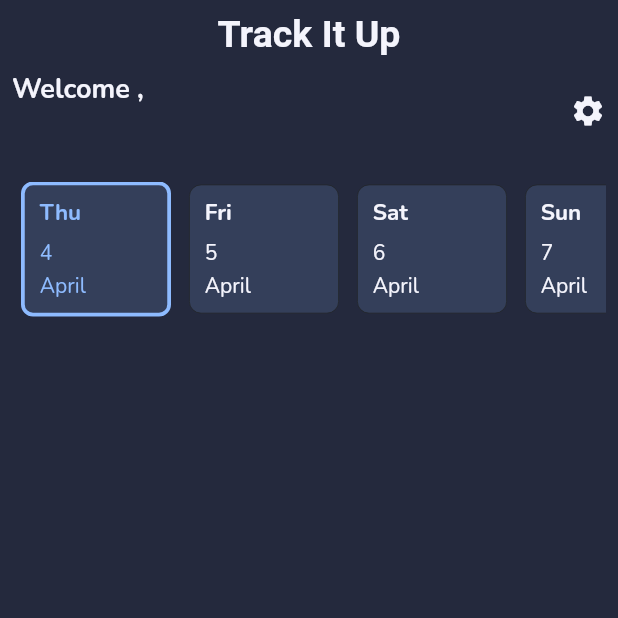
After one commit to HydronSid/track_it_up, a Flutter app: the HomeScreen screen opened directly, on a phone screen of 412 x 824 dp, the top half of it. The commit adds this screen. Run offline on Flutter 3.47's test engine with Material 2 defaults, Android fonts, the phone set to English and light mode, and no system bars; our stand-ins replace animate_do, flutter_easyloading, flutter_svg, google_fonts, nb_utils, shared_preferences; accounts and stored records are empty; Roboto replaces fonts that are missing (Laila).

Commit message:
added home screen

```diff
--- /dev/null
+++ b/lib/Screens/home_screen.dart
@@ -0,0 +1,227 @@
+import 'package:flutter/material.dart';
+import 'package:google_fonts/google_fonts.dart';
+import 'package:intl/intl.dart';
+import 'package:nb_utils/nb_utils.dart' as nb;
+import 'package:track_it_up/Utils/appcolors.dart';
+import 'package:track_it_up/Utils/fade_in_anime.dart';
+import 'package:track_it_up/Utils/local_shared_preferences.dart';
+
+class HomeScreen extends StatefulWidget {
+  const HomeScreen({super.key});
+
+  @override
+  State<HomeScreen> createState() => _HomeScreenState();
+}
+
+class _HomeScreenState extends State<HomeScreen> {
+  String userName = "";
+  DateTime today = DateTime.now();
+  var format = DateFormat('hh:mm a');
+
+  var openTime = "";
+  int selectedDate = 0;
+  int? selectedTime;
+  String monthYear = "";
+  final List _timeSlot = [];
+  dynamic uptoDate;
+  List _allDate = [];
+
+  @override
+  void initState() {
+    nb.setStatusBarColor(bgColor);
+    initData();
+    super.initState();
+  }
+
+  initData() async {
+    userName = await LocalPreferences().getUserName() ?? "";
+    selectedDate = 0;
+    selectedTime = null;
+    monthYear = "";
+    _allDate.clear();
+    _timeSlot.clear();
+
+    var dada = '${months[DateTime.now().month - 1]} ${DateTime.now().year}';
+    monthYear = dada;
+
+    uptoDate = today.add(const Duration(days: 7));
+
+    _allDate = getDaysInBetween(today, uptoDate);
+
+    setState(() {});
+  }
+
+  changeSelectedIndexDate(
+    var index,
+  ) {
+    selectedDate = index;
+    setState(() {});
+  }
+
+  getDaysInBetween(DateTime startDate, DateTime endDate) {
+    List<DateTime> days = [];
+    for (int i = 0; i <= endDate.difference(startDate).inDays; i++) {
+      days.add(startDate.add(Duration(days: i)));
+    }
+    return days;
+  }
+
+  List<String> daysInWeek = ['Mon', 'Tue', 'Wed', 'Thu', 'Fri', 'Sat', 'Sun'];
+  List months = [
+    'Jan',
+    'Feb',
+    'Mar',
+    'April',
+    'May',
+    'Jun',
+    'July',
+    'Aug',
+    'Sep',
+    'Oct',
+    'Nov',
+    'Dec'
+  ];
+
+  @override
+  Widget build(BuildContext context) {
+    return Scaffold(
+      backgroundColor: bgColor,
+      body: SafeArea(
+        child: Padding(
+          padding: const EdgeInsets.symmetric(horizontal: 8.0, vertical: 8),
+          child: Column(
+            crossAxisAlignment: CrossAxisAlignment.start,
+            mainAxisAlignment: MainAxisAlignment.start,
+            children: [
+              FadeInWidget(
+                duration: const Duration(microseconds: 400),
+                child: Align(
+                  alignment: Alignment.center,
+                  child: Text(
+                    "Track It Up",
+                    style: GoogleFonts.laila(
+                        color: textColor,
+                        fontWeight: FontWeight.bold,
+                        fontSize: 25),
+                  ),
+                ),
+              ),
+              const SizedBox(
+                height: 10,
+              ),
+              FadeInWidget(
+                duration: const Duration(microseconds: 700),
+                child: Row(
+                  children: [
+                    Column(
+                      mainAxisAlignment: MainAxisAlignment.start,
+                      crossAxisAlignment: CrossAxisAlignment.start,
+                      children: [
+                        Text(
+                          "Welcome ,",
+                          style: GoogleFonts.nunito(
+                              color: textColor,
+                              fontWeight: FontWeight.bold,
+                              fontSize: 18),
+                        ),
+                        const SizedBox(
+                          height: 4,
+                        ),
+                        Text(
+                          userName,
+                          style: GoogleFonts.nunito(
+                              color: textColor,
+                              fontWeight: FontWeight.bold,
+                              fontSize: 18),
+                        ),
+                      ],
+                    ),
+                    const Spacer(),
+                    const Icon(
+                      Icons.settings,
+                      color: textColor,
+                    )
+                  ],
+                ),
+              ),
+              const SizedBox(
+                height: 20,
+              ),
+              SingleChildScrollView(
+                scrollDirection: Axis.horizontal,
+                child: Row(
+                  children: List.generate(
+                    _allDate.length,
+                    (index) => dateContainer(
+                      index: index,
+                      dayData: _allDate,
+                    ),
+                  ),
+                ),
+              ),
+            ],
+          ),
+        ),
+      ),
+    );
+  }
+
+  dateContainer({
+    int? index,
+    List? dayData,
+  }) {
+    return Padding(
+      padding: const EdgeInsets.symmetric(horizontal: 6),
+      child: GestureDetector(
+        onTap: () {
+          changeSelectedIndexDate(
+            index,
+          );
+        },
+        child: Container(
+          padding: const EdgeInsets.only(left: 10, top: 3, bottom: 3),
+          width: 100,
+          decoration: BoxDecoration(
+            border: Border.all(
+                width: selectedDate == index ? 2.5 : 0.5,
+                color: selectedDate == index ? accentColor : blackColor),
+            color: accentColor.withOpacity(0.15),
+            borderRadius: const BorderRadius.all(Radius.circular(8)),
+          ),
+          child: Column(
+            mainAxisAlignment: MainAxisAlignment.spaceEvenly,
+            crossAxisAlignment: CrossAxisAlignment.start,
+            children: [
+              const SizedBox(height: 5),
+              Text(
+                daysInWeek[dayData![index!].weekday - 1],
+                style: GoogleFonts.nunito(
+                  color: selectedDate == index ? accentColor : textColor,
+                  fontWeight: FontWeight.bold,
+                  fontSize: 15,
+                ),
+              ),
+              const SizedBox(height: 8),
+              Text(
+                dayData[index].day.toString(),
+                style: GoogleFonts.nunito(
+                  color: selectedDate == index ? accentColor : textColor,
+                  fontSize: 14,
+                ),
+              ),
+              const SizedBox(height: 3),
+              Text(
+                "${months[dayData[index].month - 1]}",
+                style: GoogleFonts.nunito(
+                  color: selectedDate == index ? accentColor : textColor,
+                  fontSize: 14,
+                ),
+              ),
+              const SizedBox(height: 5),
+            ],
+          ),
+        ),
+      ),
+    );
+  }
+}
--- a/lib/Screens/login_screen.dart
+++ b/lib/Screens/login_screen.dart
@@ -7,6 +7,8 @@ import 'package:track_it_up/Utils/appcolors.dart';
 import 'package:nb_utils/nb_utils.dart' as nb;
 import 'package:track_it_up/Utils/local_shared_preferences.dart';
 import 'package:track_it_up/Widgets/input_fields.dart';
+
+import 'home_screen.dart';
 
 class LoginScreen extends StatefulWidget {
   const LoginScreen({super.key});
@@ -36,14 +38,17 @@ class _LoginScreenState extends State<LoginScreen> {
     });
 
     Future.delayed(const Duration(seconds: 3), () {
-      LocalPreferences().setUserName(ctlName.text);
-      LocalPreferences().setUserHeight(ctlHeight.text);
-      LocalPreferences().setUserWeight(ctlWeight.text);
+      LocalPreferences().setUserName(ctlName.text.trim());
+      LocalPreferences().setUserHeight(ctlHeight.text.trim());
+      LocalPreferences().setUserWeight(ctlWeight.text.trim());
       LocalPreferences().setLoginBool(true);
 
       setState(() {
         isLoading = false;
       });
+
+      Navigator.push(
+          context, MaterialPageRoute(builder: (context) => const HomeScreen()));
     });
   }
 
@@ -186,6 +191,8 @@ class _LoginScreenState extends State<LoginScreen> {
                                             return;
                                           }
                                           _formKey.currentState!.save();
+                                          FocusScope.of(context)
+                                              .requestFocus(FocusNode());
                                           loginUser();
                                         },
                                   child: isLoading
--- a/lib/Screens/splash_screen.dart
+++ b/lib/Screens/splash_screen.dart
@@ -1,6 +1,8 @@
 import 'package:flutter/material.dart';
+import 'package:track_it_up/Screens/home_screen.dart';
+import 'package:track_it_up/Utils/appcolors.dart';
 import 'package:track_it_up/Utils/local_shared_preferences.dart';
-
+import 'package:nb_utils/nb_utils.dart' as nb;
 import 'login_screen.dart';
 
 class SplashScreen extends StatefulWidget {
@@ -13,6 +15,7 @@ class SplashScreen extends StatefulWidget {
 class _SplashScreenState extends State<SplashScreen> {
   @override
   void initState() {
+    nb.setStatusBarColor(bgColor);
     getLoginStatus();
     super.initState();
   }
@@ -22,6 +25,11 @@ class _SplashScreenState extends State<SplashScreen> {
 
     Future.delayed(const Duration(seconds: 3), () {
       if (status) {
+        Navigator.push(
+            context,
+            MaterialPageRoute(
+              builder: (context) => const HomeScreen(),
+            ));
       } else {
         Navigator.push(
             context,
@@ -36,6 +44,7 @@ class _SplashScreenState extends State<SplashScreen> {
   Widget build(BuildContext context) {
     var size = MediaQuery.of(context).size;
     return Scaffold(
+      backgroundColor: bgColor,
       body: Center(
         child: Image.asset(
           "assets/images/app_logo.png",
--- /dev/null
+++ b/lib/Utils/fade_in_anime.dart
@@ -0,0 +1,41 @@
+import 'package:flutter/material.dart';
+
+class FadeInWidget extends StatefulWidget {
+  final Widget child;
+  final Duration duration;
+
+  const FadeInWidget({
+    super.key,
+    required this.child,
+    this.duration = const Duration(milliseconds: 500),
+  });
+
+  @override
+  FadeInWidgetState createState() => FadeInWidgetState();
+}
+
+class FadeInWidgetState extends State<FadeInWidget> {
+  bool _visible = false;
+
+  @override
+  void initState() {
+    super.initState();
+    // Set _visible to true after the specified duration to trigger the animation.
+    Future.delayed(widget.duration, () {
+      if (mounted) {
+        setState(() {
+          _visible = true;
+        });
+      }
+    });
+  }
+
+  @override
+  Widget build(BuildContext context) {
+    return AnimatedOpacity(
+      opacity: _visible ? 1.0 : 0.0,
+      duration: widget.duration,
+      child: widget.child,
+    );
+  }
+}
--- a/pubspec.yaml
+++ b/pubspec.yaml
@@ -41,6 +41,7 @@ dependencies:
   google_fonts: ^4.0.4
   flutter_svg: ^2.0.5
   shared_preferences: ^2.0.20
+  intl: ^0.18.0
 
 dev_dependencies:
   flutter_test:
```
Also changed, not shown: pubspec.lock.
